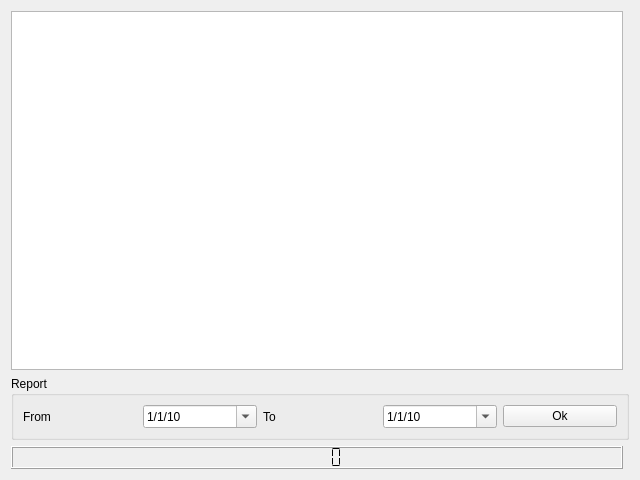
First picture: the form in RistoPlugins/Expense/Stock/stock.ui, repository adivik2000/RistorNAT, before the edit.
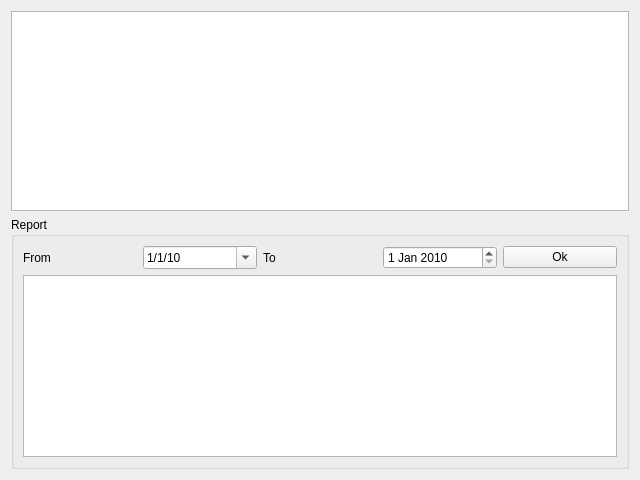
Second picture: the form after the edit. Icons and pictures are not drawn. Custom widgets are drawn as their Qt base class.

Commit message:
Added report to stock
Corrected bug: dinner and lunch must tell to stock how many items
they sold.

The edit to the form file:
```diff
--- a/RistoPlugins/Expense/Stock/stock.ui
+++ b/RistoPlugins/Expense/Stock/stock.ui
@@ -24,20 +24,20 @@
      </property>
     </widget>
    </item>
-   <item row="1" column="0" colspan="2">
+   <item row="1" column="0">
     <widget class="QGroupBox" name="groupSelect">
      <property name="title">
       <string>Report</string>
      </property>
      <layout class="QGridLayout" name="gridLayout">
-      <item row="0" column="0">
+      <item row="1" column="0">
        <widget class="QLabel" name="labelFrom">
         <property name="text">
          <string>From</string>
         </property>
        </widget>
       </item>
-      <item row="0" column="1">
+      <item row="1" column="1">
        <widget class="QDateEdit" name="dateFrom">
         <property name="dateTime">
          <datetime>
@@ -60,14 +60,14 @@
         </property>
        </widget>
       </item>
-      <item row="0" column="2">
+      <item row="1" column="2">
        <widget class="QLabel" name="labelTo">
         <property name="text">
          <string>To</string>
         </property>
        </widget>
       </item>
-      <item row="0" column="3">
+      <item row="1" column="3">
        <widget class="QDateEdit" name="dateTo">
         <property name="dateTime">
          <datetime>
@@ -79,18 +79,9 @@
           <day>1</day>
          </datetime>
         </property>
-        <property name="currentSection">
-         <enum>QDateTimeEdit::DaySection</enum>
-        </property>
-        <property name="displayFormat">
-         <string>d/M/yy</string>
-        </property>
-        <property name="calendarPopup">
-         <bool>true</bool>
-        </property>
        </widget>
       </item>
-      <item row="0" column="4">
+      <item row="1" column="4">
        <widget class="QPushButton" name="buttonOk">
         <property name="text">
          <string>Ok</string>
@@ -101,19 +92,19 @@
         </property>
        </widget>
       </item>
+      <item row="2" column="0" colspan="5">
+       <widget class="QTableView" name="tableReportStock">
+        <property name="editTriggers">
+         <set>QAbstractItemView::NoEditTriggers</set>
+        </property>
+        <property name="selectionMode">
+         <enum>QAbstractItemView::NoSelection</enum>
+        </property>
+       </widget>
+      </item>
      </layout>
     </widget>
    </item>
-   <item row="2" column="0">
-    <widget class="QLCDNumber" name="lcdNumber">
-     <property name="mode">
-      <enum>QLCDNumber::Dec</enum>
-     </property>
-     <property name="segmentStyle">
-      <enum>QLCDNumber::Flat</enum>
-     </property>
-    </widget>
-   </item>
   </layout>
  </widget>
  <customwidgets>
```
Left out of the diff: 10 changed lines with no effect on the pictures. The commit also changes 4 other files.
